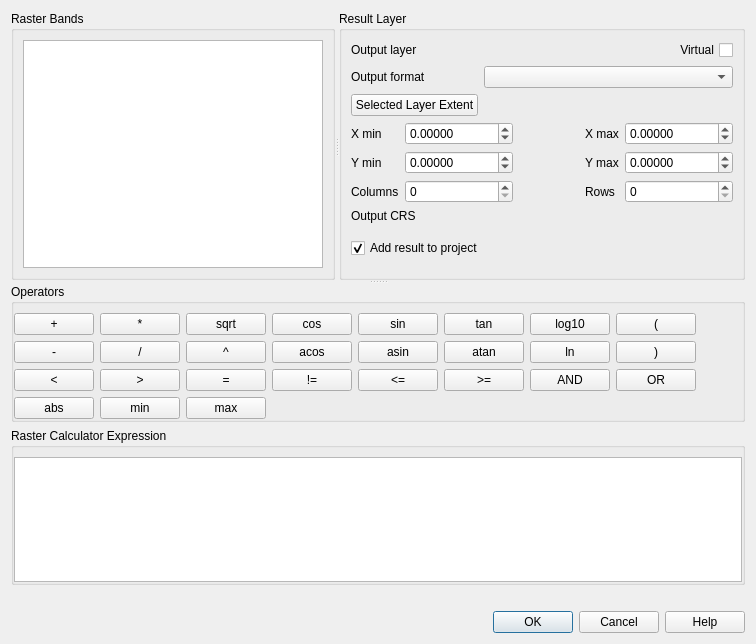
First picture: the form in src/ui/qgsrastercalcdialogbase.ui, repository qgis/QGIS, before the edit.
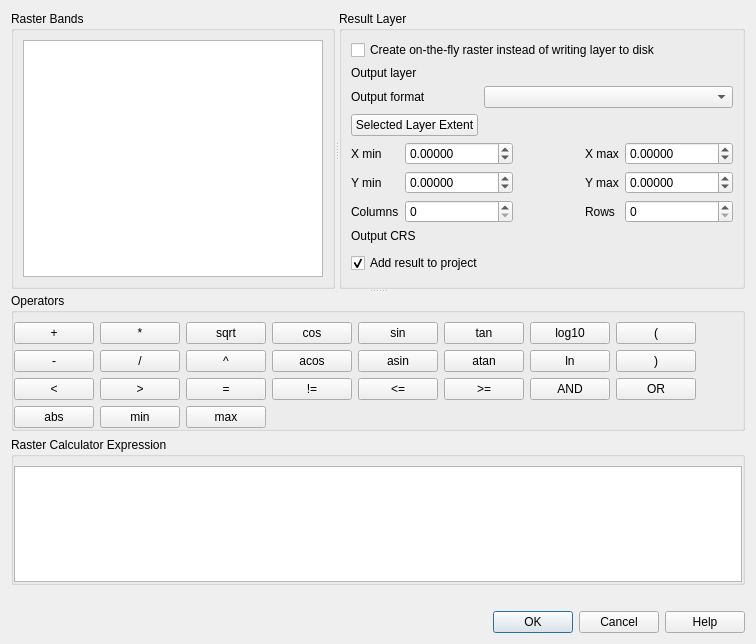
Second picture: the form after the edit. Custom widgets are drawn as their Qt base class.

Commit message: change qgsrastercalcnode methods that returns raster names, small change to ui

Diff of the .ui file:
```diff
--- a/src/ui/qgsrastercalcdialogbase.ui
+++ b/src/ui/qgsrastercalcdialogbase.ui
@@ -38,27 +38,7 @@
         <string>Result Layer</string>
        </property>
        <layout class="QGridLayout" name="gridLayout_4" columnstretch="0,0,0,0">
-        <item row="5" column="1">
-         <spacer name="verticalSpacer">
-          <property name="orientation">
-           <enum>Qt::Vertical</enum>
-          </property>
-          <property name="sizeHint" stdset="0">
-           <size>
-            <width>20</width>
-            <height>40</height>
-           </size>
-          </property>
-         </spacer>
-        </item>
-        <item row="4" column="1" colspan="3">
-         <widget class="QgsProjectionSelectionWidget" name="mCrsSelector" native="true">
-          <property name="focusPolicy">
-           <enum>Qt::StrongFocus</enum>
-          </property>
-         </widget>
-        </item>
-        <item row="7" column="0">
+        <item row="8" column="0">
          <spacer name="verticalSpacer_2">
           <property name="orientation">
            <enum>Qt::Vertical</enum>
@@ -72,13 +52,13 @@
          </spacer>
         </item>
         <item row="1" column="0">
-         <widget class="QLabel" name="mOutputFormatLabel">
+         <widget class="QLabel" name="mOutputLayerLabel">
           <property name="text">
-           <string>Output format</string>
+           <string>Output layer</string>
           </property>
          </widget>
         </item>
-        <item row="6" column="0" colspan="4">
+        <item row="7" column="0" colspan="4">
          <widget class="QCheckBox" name="mAddResultToProjectCheckBox">
           <property name="text">
            <string>Add result to project</string>
@@ -88,28 +68,27 @@
           </property>
          </widget>
         </item>
-        <item row="4" column="0">
+        <item row="5" column="0">
          <widget class="QLabel" name="label">
           <property name="text">
            <string>Output CRS</string>
           </property>
          </widget>
         </item>
-        <item row="2" column="0">
-         <widget class="QPushButton" name="mCurrentLayerExtentButton">
-          <property name="text">
-           <string>Selected Layer Extent</string>
+        <item row="6" column="1">
+         <spacer name="verticalSpacer">
+          <property name="orientation">
+           <enum>Qt::Vertical</enum>
           </property>
-         </widget>
-        </item>
-        <item row="0" column="0">
-         <widget class="QLabel" name="mOutputLayerLabel">
-          <property name="text">
-           <string>Output layer</string>
+          <property name="sizeHint" stdset="0">
+           <size>
+            <width>20</width>
+            <height>40</height>
+           </size>
           </property>
-         </widget>
+         </spacer>
         </item>
-        <item row="3" column="0" colspan="4">
+        <item row="4" column="0" colspan="4">
          <layout class="QGridLayout" name="gridLayout_3">
           <item row="3" column="3">
            <widget class="QLabel" name="mRowsLabel">
@@ -234,25 +213,46 @@
           </item>
          </layout>
         </item>
-        <item row="1" column="1" colspan="3">
+        <item row="5" column="1" colspan="3">
+         <widget class="QgsProjectionSelectionWidget" name="mCrsSelector" native="true">
+          <property name="focusPolicy">
+           <enum>Qt::StrongFocus</enum>
+          </property>
+         </widget>
+        </item>
+        <item row="3" column="0">
+         <widget class="QPushButton" name="mCurrentLayerExtentButton">
+          <property name="text">
+           <string>Selected Layer Extent</string>
+          </property>
+         </widget>
+        </item>
+        <item row="2" column="0">
+         <widget class="QLabel" name="mOutputFormatLabel">
+          <property name="text">
+           <string>Output format</string>
+          </property>
+         </widget>
+        </item>
+        <item row="2" column="1" colspan="3">
          <widget class="QComboBox" name="mOutputFormatComboBox"/>
         </item>
-        <item row="0" column="1" colspan="2">
-         <widget class="QgsFileWidget" name="mOutputLayer" native="true"/>
-        </item>
-        <item row="0" column="3">
+        <item row="0" column="0" colspan="4">
          <widget class="QCheckBox" name="mUseVirtualProviderCheckBox">
           <property name="layoutDirection">
-           <enum>Qt::RightToLeft</enum>
+           <enum>Qt::LeftToRight</enum>
           </property>
           <property name="text">
-           <string>Virtual</string>
+           <string>Create on-the-fly raster instead of writing layer to disk</string>
           </property>
           <property name="tristate">
            <bool>false</bool>
           </property>
          </widget>
         </item>
+        <item row="1" column="1" colspan="3">
+         <widget class="QgsFileWidget" name="mOutputLayer" native="true"/>
+        </item>
        </layout>
       </widget>
      </widget>
```
The commit also changes 5 other files.
